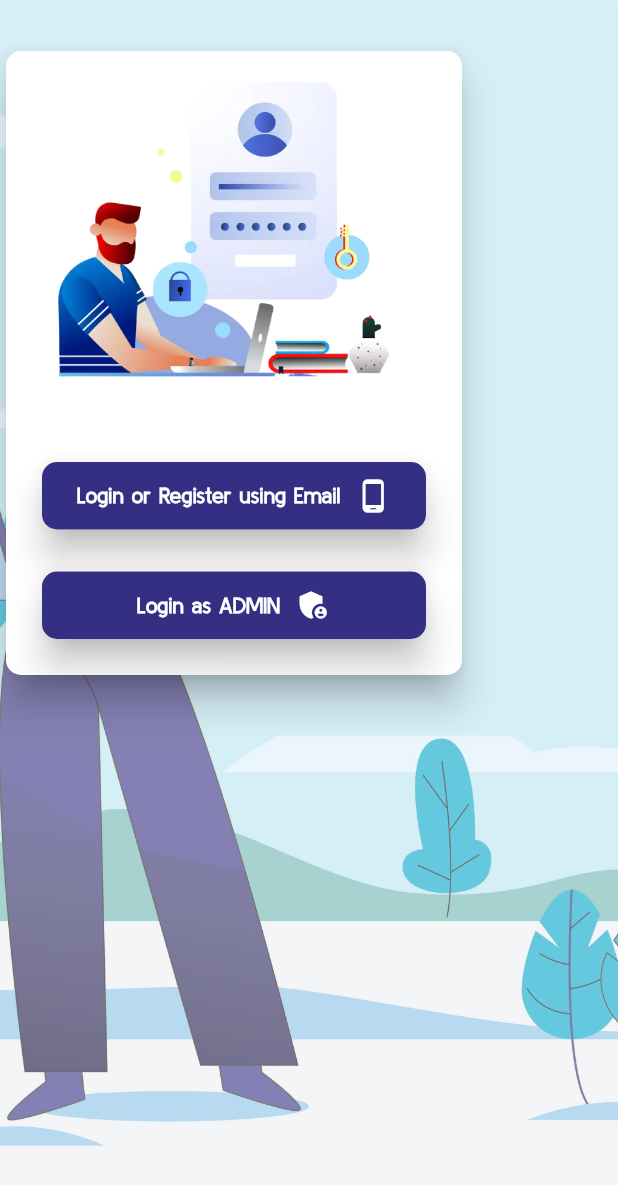
After one commit to SarangthemAmarjit/LoginwithAPI, a Flutter app: the WebViewAuthPage screen opened directly, on a phone screen of 412 x 824 dp. The commit adds this screen. Shown: the top 1185 px of the screen. Run offline on Flutter 3.47's test engine with Material 3 defaults, Android fonts, the phone set to English and light mode, and no system bars; our stand-ins replace auto_route, file_picker, flutter_easyloading, font_awesome_flutter, get, loading_animation_widget and 2 more; missing offline and left inert: mime_type; accounts and stored records are empty.

Commit message:
Updated responsive authpage

```diff
--- a/lib/authflow/auth_flow.dart
+++ b/lib/authflow/auth_flow.dart
@@ -16,7 +16,8 @@ class AuthFlowPage extends StatelessWidget {
   @override
   Widget build(BuildContext context) {
     GetxTapController controller = Get.put(GetxTapController(context: context));
-
+    double scrwidth = MediaQuery.of(context).size.width;
+    log(scrwidth.toString());
     return GetBuilder<GetxTapController>(builder: (_) {
       return AutoRouter.declarative(routes: (context) {
         log("Auth Flow ${controller.islogin.toString()}");
@@ -25,8 +26,14 @@ class AuthFlowPage extends StatelessWidget {
         } else if (controller.islogin!) {
           return [const HomePage()];
         } else {
-          return [const AuthPage()];
+          if (scrwidth > 600.0) {
+            return [const WebViewAuthPage()];
+          } else {
+            return [const AuthPage()];
+          }
         }
+        //   return [const AuthPage()];
+        // }
       });
     });
   }
--- a/lib/main.dart
+++ b/lib/main.dart
@@ -1,8 +1,10 @@
+import 'dart:developer';
+
 import 'package:flutter/material.dart';
 import 'package:flutter_easyloading/flutter_easyloading.dart';
-import 'package:logindemo/pages/forgetpasswordpage.dart';
+import 'package:logindemo/pages/view/mobile/forgetpasswordpage.dart';
 
-import 'package:logindemo/pages/loginpage.dart';
+import 'package:logindemo/pages/view/mobile/loginpage.dart';
 import 'package:logindemo/router/router.dart';
 
 void main() {
--- a/lib/pages/homepage.dart
+++ b/lib/pages/view/mobile/homepage.dart
@@ -4,8 +4,8 @@ import 'package:auto_route/auto_route.dart';
 import 'package:flutter/cupertino.dart';
 import 'package:get/get.dart';
 import 'package:logindemo/controller/tapcontroller.dart';
-import 'package:logindemo/pages/adminhomepage.dart';
-import 'package:logindemo/pages/userhomepage.dart';
+import 'package:logindemo/pages/view/mobile/adminhomepage.dart';
+import 'package:logindemo/pages/view/mobile/userhomepage.dart';
 
 @RoutePage()
 class HomePage extends StatelessWidget {
--- /dev/null
+++ b/lib/pages/view/web/authpage.dart
@@ -0,0 +1,268 @@
+import 'package:auto_route/auto_route.dart';
+import 'package:flutter/cupertino.dart';
+import 'package:flutter/material.dart';
+import 'package:flutter/widgets.dart';
+import 'package:logindemo/config.dart';
+
+import 'package:logindemo/router/router.gr.dart';
+
+@RoutePage()
+class WebViewAuthPage extends StatelessWidget {
+  const WebViewAuthPage({super.key});
+
+  @override
+  Widget build(BuildContext context) {
+    return Scaffold(
+        body: Container(
+      width: MediaQuery.of(context).size.width,
+      height: MediaQuery.of(context).size.height,
+      decoration: const BoxDecoration(
+          image: DecorationImage(
+              image: AssetImage(
+                'assets/images/auth.jpg',
+              ),
+              fit: BoxFit.cover,
+              opacity: 0.6)),
+      child: Column(
+        children: [
+          Align(
+            alignment: Alignment.centerRight,
+            child: Padding(
+              padding: const EdgeInsets.only(top: 30, right: 100),
+              child: Card(
+                shape: RoundedRectangleBorder(
+                    borderRadius: BorderRadius.circular(10)),
+                color: Colors.white,
+                elevation: 10,
+                child: Padding(
+                  padding:
+                      const EdgeInsets.symmetric(horizontal: 20, vertical: 20),
+                  child: Column(
+                    children: [
+                      Image.asset(
+                        'assets/images/adminok1.png',
+                        height: 200,
+                      ),
+                      const SizedBox(
+                        height: 50,
+                      ),
+                      GestureDetector(
+                        onTap: () async {
+                          context.router.push(LoginPage());
+                        },
+                        child: Card(
+                          shape: RoundedRectangleBorder(
+                              borderRadius: BorderRadius.circular(10)),
+                          elevation: 10,
+                          child: Container(
+                              height: 45,
+                              width: 300,
+                              decoration: BoxDecoration(
+                                  color: const Color.fromARGB(255, 53, 47, 131),
+                                  borderRadius: BorderRadius.circular(10)),
+                              child: const Padding(
+                                padding: EdgeInsets.all(5),
+                                child: Row(
+                                  mainAxisAlignment: MainAxisAlignment.center,
+                                  children: [
+                                    Text("Login or Register using Email",
+                                        style: TextStyle(
+                                            fontWeight: FontWeight.bold,
+                                            color: Colors.white)),
+                                    SizedBox(
+                                      width: 10,
+                                    ),
+                                    Icon(
+                                      Icons.phone_android,
+                                      color: Colors.white,
+                                    )
+                                  ],
+                                ),
+                              )),
+                        ),
+                      ),
+                      const SizedBox(
+                        height: 20,
+                      ),
+                      GestureDetector(
+                        onTap: () {
+                          context.router.push(AdminloginPage());
+                        },
+                        child: Card(
+                          shape: RoundedRectangleBorder(
+                              borderRadius: BorderRadius.circular(10)),
+                          elevation: 10,
+                          child: Container(
+                              height: 45,
+                              width: 300,
+                              decoration: BoxDecoration(
+                                  color: const Color.fromARGB(255, 53, 47, 131),
+                                  borderRadius: BorderRadius.circular(10)),
+                              child: const Padding(
+                                padding: EdgeInsets.all(5),
+                                child: Row(
+                                  mainAxisAlignment: MainAxisAlignment.center,
+                                  children: [
+                                    Text("Login as ADMIN",
+                                        style: TextStyle(
+                                            fontWeight: FontWeight.bold,
+                                            color: Colors.white)),
+                                    SizedBox(
+                                      width: 10,
+                                    ),
+                                    Icon(
+                                      Icons.admin_panel_settings,
+                                      color: Colors.white,
+                                    )
+                                  ],
+                                ),
+                              )),
+                        ),
+                      ),
+                    ],
+                  ),
+                ),
+              ),
+            ),
+          ),
+        ],
+      ),
+    )
+
+        //  Row(
+        //   children: [
+        //     Expanded(
+        //         flex: 1,
+        //         child: Container(
+        //           width: MediaQuery.of(context).size.width,
+        //           height: MediaQuery.of(context).size.height,
+        //           decoration: const BoxDecoration(
+        //               image: DecorationImage(
+        //             image: AssetImage(
+        //               'assets/images/auth.jpg',
+        //             ),
+        //             fit: BoxFit.cover,
+        //           )),
+        //         )),
+        //     Expanded(
+        //       flex: 1,
+        //       child: SizedBox(
+        //         width: MediaQuery.of(context).size.width,
+        //         height: MediaQuery.of(context).size.height,
+        //         child: Column(
+        //           children: [
+        //             const SizedBox(
+        //               height: 40,
+        //             ),
+        //             const Text(
+        //               'LOGIN DEMO APP',
+        //               style: TextStyle(fontSize: 35, fontWeight: FontWeight.bold),
+        //             ),
+        //             const SizedBox(
+        //               height: 100,
+        //             ),
+        //             Card(
+        //               shape: RoundedRectangleBorder(
+        //                   borderRadius: BorderRadius.circular(10)),
+        //               color: Colors.white,
+        //               elevation: 10,
+        //               child: Padding(
+        //                 padding: const EdgeInsets.symmetric(
+        //                     horizontal: 20, vertical: 20),
+        //                 child: Column(
+        //                   children: [
+        //                     Image.asset(
+        //                       'assets/images/adminok1.png',
+        //                       height: 200,
+        //                     ),
+        //                     const SizedBox(
+        //                       height: 50,
+        //                     ),
+        //                     GestureDetector(
+        //                       onTap: () async {
+        //                         context.router.push(LoginPage());
+        //                       },
+        //                       child: Card(
+        //                         shape: RoundedRectangleBorder(
+        //                             borderRadius: BorderRadius.circular(10)),
+        //                         elevation: 10,
+        //                         child: Container(
+        //                             height: 45,
+        //                             width: 300,
+        //                             decoration: BoxDecoration(
+        //                                 color: signInButton,
+        //                                 borderRadius: BorderRadius.circular(10)),
+        //                             child: const Padding(
+        //                               padding: EdgeInsets.all(5),
+        //                               child: Row(
+        //                                 mainAxisAlignment:
+        //                                     MainAxisAlignment.center,
+        //                                 children: [
+        //                                   Text("Login or Register using Email",
+        //                                       style: TextStyle(
+        //                                           fontWeight: FontWeight.bold,
+        //                                           color: Colors.white)),
+        //                                   SizedBox(
+        //                                     width: 10,
+        //                                   ),
+        //                                   Icon(
+        //                                     Icons.phone_android,
+        //                                     color: Colors.white,
+        //                                   )
+        //                                 ],
+        //                               ),
+        //                             )),
+        //                       ),
+        //                     ),
+        //                     const SizedBox(
+        //                       height: 20,
+        //                     ),
+        //                     GestureDetector(
+        //                       onTap: () {
+        //                         context.router.push(AdminloginPage());
+        //                       },
+        //                       child: Card(
+        //                         shape: RoundedRectangleBorder(
+        //                             borderRadius: BorderRadius.circular(10)),
+        //                         elevation: 10,
+        //                         child: Container(
+        //                             height: 45,
+        //                             width: 300,
+        //                             decoration: BoxDecoration(
+        //                                 color: signInButton,
+        //                                 borderRadius: BorderRadius.circular(10)),
+        //                             child: const Padding(
+        //                               padding: EdgeInsets.all(5),
+        //                               child: Row(
+        //                                 mainAxisAlignment:
+        //                                     MainAxisAlignment.center,
+        //                                 children: [
+        //                                   Text("Login as ADMIN",
+        //                                       style: TextStyle(
+        //                                           fontWeight: FontWeight.bold,
+        //                                           color: Colors.white)),
+        //                                   SizedBox(
+        //                                     width: 10,
+        //                                   ),
+        //                                   Icon(
+        //                                     Icons.admin_panel_settings,
+        //                                     color: Colors.white,
+        //                                   )
+        //                                 ],
+        //                               ),
+        //                             )),
+        //                       ),
+        //                     ),
+        //                   ],
+        //                 ),
+        //               ),
+        //             ),
+        //           ],
+        //         ),
+        //       ),
+        //     ),
+        //   ],
+        // ),
+        );
+  }
+}
--- a/lib/router/router.dart
+++ b/lib/router/router.dart
@@ -13,6 +13,10 @@ class AppRouter extends $AppRouter {
             path: 'authpage',
             page: AuthPage.page,
           ),
+          AutoRoute(
+            path: 'authpage',
+            page: WebViewAuthPage.page,
+          ),
           AutoRoute(path: 'homepage', page: HomePage.page),
           AutoRoute(path: 'loadingpage', page: LoadingPage.page),
         ]),
```
Also changed, not shown: assets/images/auth.jpg (added), assets/images/login.jpg (added), lib/pages/view/mobile/adminhomepage.dart (renamed from lib/pages/adminhomepage.dart), lib/pages/view/mobile/adminloginpage.dart (renamed from lib/pages/adminloginpage.dart), lib/pages/view/mobile/authpage.dart (renamed from lib/pages/authpage.dart), lib/pages/view/mobile/demo.dart (added), lib/pages/view/mobile/forgetpasswordpage.dart (renamed from lib/pages/forgetpasswordpage.dart), lib/pages/view/mobile/loadingpage.dart (renamed from lib/pages/loadingpage.dart), lib/pages/view/mobile/loginpage.dart (renamed from lib/pages/loginpage.dart), lib/pages/view/mobile/registerpage.dart (renamed from lib/pages/registerpage.dart), lib/pages/view/mobile/userhomepage.dart (renamed from lib/pages/userhomepage.dart), lib/router/router.gr.dart, 1 other file.
